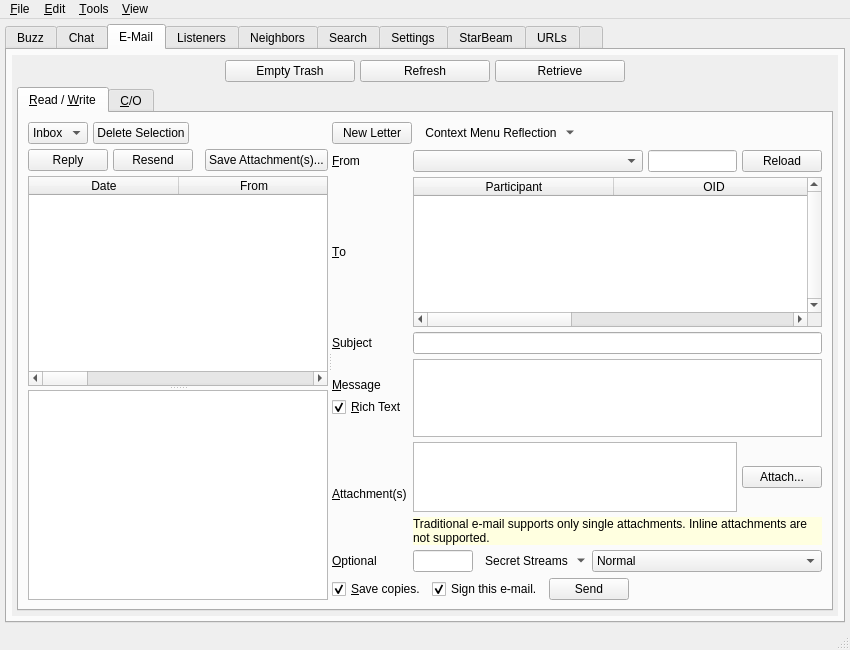
This is branches/trunk/UI/spot-on-controlcenter.ui in textbrowser/spot-on as Qt 5 draws it before an edit. The edited form follows.
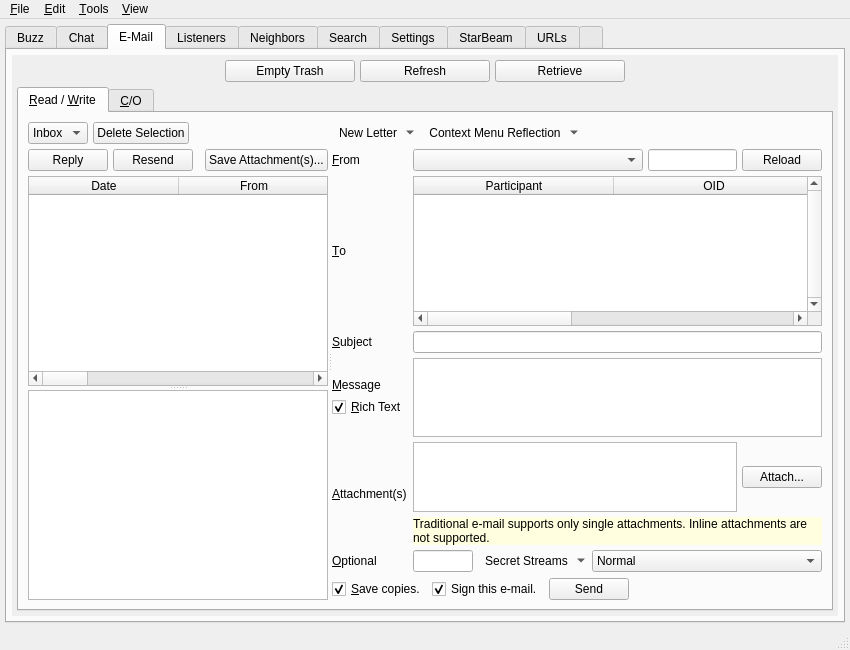
This is the edited form. The open tabs and pages were chosen to show the change. Icons and pictures are not drawn. Custom widgets are drawn as their Qt base class.

Commit message: E-mail window changes.

```diff
--- a/branches/trunk/UI/spot-on-controlcenter.ui
+++ b/branches/trunk/UI/spot-on-controlcenter.ui
@@ -949,7 +949,7 @@
             <rect>
              <x>0</x>
              <y>0</y>
-             <width>770</width>
+             <width>812</width>
              <height>603</height>
             </rect>
            </property>
@@ -1262,10 +1262,16 @@
                     <item>
                      <layout class="QHBoxLayout" name="horizontalLayout_20">
                       <item>
-                       <widget class="QPushButton" name="clearOutgoing">
+                       <widget class="QToolButton" name="clearOutgoing">
                         <property name="text">
                          <string>New Letter</string>
                         </property>
+                        <property name="popupMode">
+                         <enum>QToolButton::MenuButtonPopup</enum>
+                        </property>
+                        <property name="autoRaise">
+                         <bool>true</bool>
+                        </property>
                        </widget>
                       </item>
                       <item>
```
Left out of the diff: 38 changed lines with no effect on the pictures. The commit also changes 7 other files.
